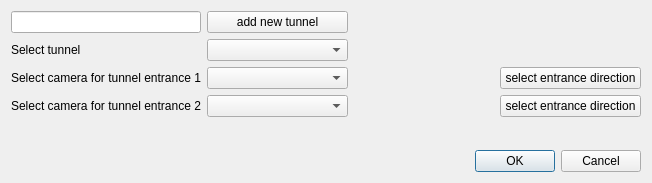
Old version of the form wadas/ui/qt/configure_tunnel_mode.ui in the repository stefanodellosa-personal/WADAS.
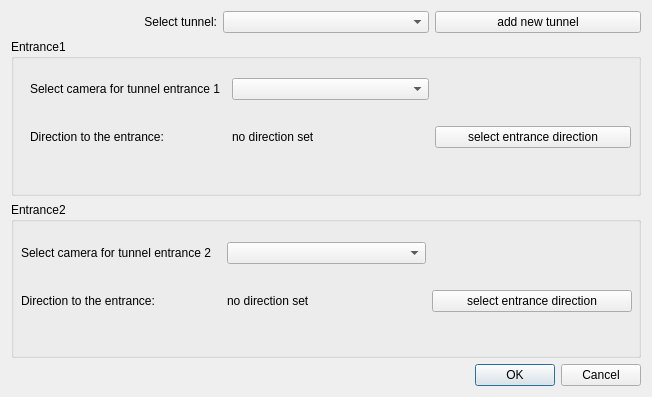
New version of the form.

Commit message: restyled configure tunnel mode

What changed in the file:
```diff
--- a/wadas/ui/qt/configure_tunnel_mode.ui
+++ b/wadas/ui/qt/configure_tunnel_mode.ui
@@ -7,7 +7,7 @@
     <x>0</x>
     <y>0</y>
     <width>652</width>
-    <height>183</height>
+    <height>397</height>
    </rect>
   </property>
   <property name="windowTitle">
@@ -19,91 +19,129 @@
      <property name="sizeConstraint">
       <enum>QLayout::SizeConstraint::SetFixedSize</enum>
      </property>
-     <item row="2" column="0">
-      <widget class="QLabel" name="label_8">
-       <property name="text">
-        <string>Select camera for tunnel entrance 1</string>
-       </property>
-      </widget>
-     </item>
-     <item row="3" column="1">
-      <widget class="QComboBox" name="comboBox_camera_2"/>
-     </item>
-     <item row="4" column="0" colspan="2">
-      <widget class="QLabel" name="label_error">
-       <property name="text">
-        <string/>
-       </property>
-      </widget>
+     <item row="1" column="1">
+      <widget class="QComboBox" name="comboBox_tunnel"/>
      </item>
      <item row="1" column="0">
       <widget class="QLabel" name="label_7">
        <property name="text">
-        <string>Select tunnel</string>
+        <string>Select tunnel:</string>
+       </property>
+       <property name="alignment">
+        <set>Qt::AlignmentFlag::AlignRight|Qt::AlignmentFlag::AlignTrailing|Qt::AlignmentFlag::AlignVCenter</set>
        </property>
       </widget>
      </item>
-     <item row="0" column="1">
+     <item row="1" column="2">
       <widget class="QPushButton" name="pushButton_add_new_tunnel">
        <property name="text">
         <string>add new tunnel</string>
        </property>
       </widget>
      </item>
-     <item row="0" column="0">
-      <widget class="QLineEdit" name="lineEdit_new_tunnel_name">
-       <property name="sizePolicy">
-        <sizepolicy hsizetype="Preferred" vsizetype="Fixed">
-         <horstretch>0</horstretch>
-         <verstretch>0</verstretch>
-        </sizepolicy>
+     <item row="2" column="0" colspan="3">
+      <widget class="QGroupBox" name="groupBox">
+       <property name="title">
+        <string>Entrance1</string>
        </property>
+       <widget class="QWidget" name="gridLayoutWidget">
+        <property name="geometry">
+         <rect>
+          <x>19</x>
+          <y>19</y>
+          <width>601</width>
+          <height>111</height>
+         </rect>
+        </property>
+        <layout class="QGridLayout" name="gridLayout_2">
+         <item row="1" column="0">
+          <widget class="QLabel" name="label_2">
+           <property name="text">
+            <string>Direction to the entrance:</string>
+           </property>
+          </widget>
+         </item>
+         <item row="0" column="0">
+          <widget class="QLabel" name="label_8">
+           <property name="text">
+            <string>Select camera for tunnel entrance 1</string>
+           </property>
+          </widget>
+         </item>
+         <item row="0" column="1">
+          <widget class="QComboBox" name="comboBox_camera_1"/>
+         </item>
+         <item row="1" column="2">
+          <widget class="QPushButton" name="pushButton_direction_camera_1">
+           <property name="text">
+            <string>select entrance direction</string>
+           </property>
+          </widget>
+         </item>
+         <item row="1" column="1">
+          <widget class="QLabel" name="label_direction_camera_1">
+           <property name="text">
+            <string>no direction set</string>
+           </property>
+          </widget>
+         </item>
+        </layout>
+       </widget>
       </widget>
      </item>
-     <item row="3" column="0">
-      <widget class="QLabel" name="label">
-       <property name="text">
-        <string>Select camera for tunnel entrance 2</string>
+     <item row="3" column="0" colspan="3">
+      <widget class="QGroupBox" name="groupBox_2">
+       <property name="title">
+        <string>Entrance2</string>
        </property>
-      </widget>
-     </item>
-     <item row="1" column="1">
-      <widget class="QComboBox" name="comboBox_tunnel"/>
-     </item>
-     <item row="2" column="1">
-      <widget class="QComboBox" name="comboBox_camera_1"/>
-     </item>
-     <item row="3" column="3">
-      <widget class="QPushButton" name="pushButton_direction_camera_2">
-       <property name="text">
-        <string>select entrance direction</string>
-       </property>
-      </widget>
-     </item>
-     <item row="3" column="2">
-      <widget class="QLabel" name="label_direction_camera_2">
-       <property name="text">
-        <string/>
-       </property>
-      </widget>
-     </item>
-     <item row="2" column="2">
-      <widget class="QLabel" name="label_direction_camera_1">
-       <property name="text">
-        <string/>
-       </property>
-      </widget>
-     </item>
-     <item row="2" column="3">
-      <widget class="QPushButton" name="pushButton_direction_camera_1">
-       <property name="text">
-        <string>select entrance direction</string>
-       </property>
+       <widget class="QWidget" name="gridLayoutWidget_2">
+        <property name="geometry">
+         <rect>
+          <x>10</x>
+          <y>20</y>
+          <width>611</width>
+          <height>111</height>
+         </rect>
+        </property>
+        <layout class="QGridLayout" name="gridLayout_4">
+         <item row="1" column="0">
+          <widget class="QLabel" name="label_3">
+           <property name="text">
+            <string>Direction to the entrance:</string>
+           </property>
+          </widget>
+         </item>
+         <item row="0" column="1">
+          <widget class="QComboBox" name="comboBox_camera_2"/>
+         </item>
+         <item row="1" column="1">
+          <widget class="QLabel" name="label_direction_camera_2">
+           <property name="text">
+            <string>no direction set</string>
+           </property>
+          </widget>
+         </item>
+         <item row="0" column="0">
+          <widget class="QLabel" name="label">
+           <property name="text">
+            <string>Select camera for tunnel entrance 2</string>
+           </property>
+          </widget>
+         </item>
+         <item row="1" column="2">
+          <widget class="QPushButton" name="pushButton_direction_camera_2">
+           <property name="text">
+            <string>select entrance direction</string>
+           </property>
+          </widget>
+         </item>
+        </layout>
+       </widget>
       </widget>
      </item>
     </layout>
    </item>
-   <item row="1" column="0">
+   <item row="3" column="0">
     <widget class="QDialogButtonBox" name="buttonBox">
      <property name="orientation">
       <enum>Qt::Orientation::Horizontal</enum>
```
The commit also changes 1 other file.
